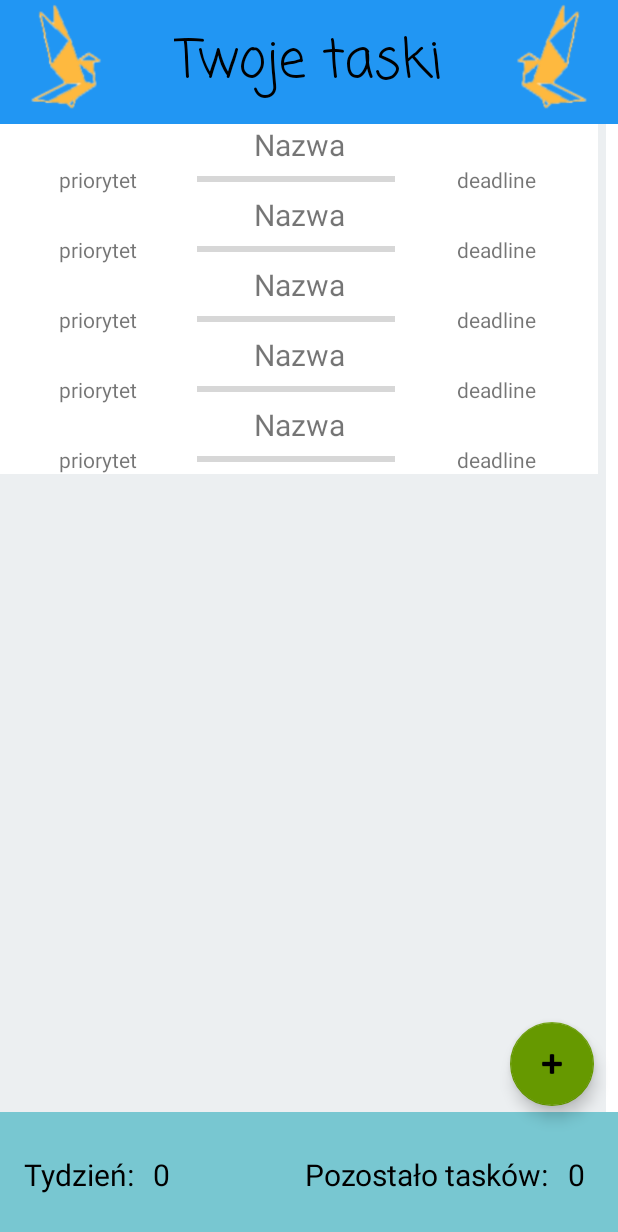
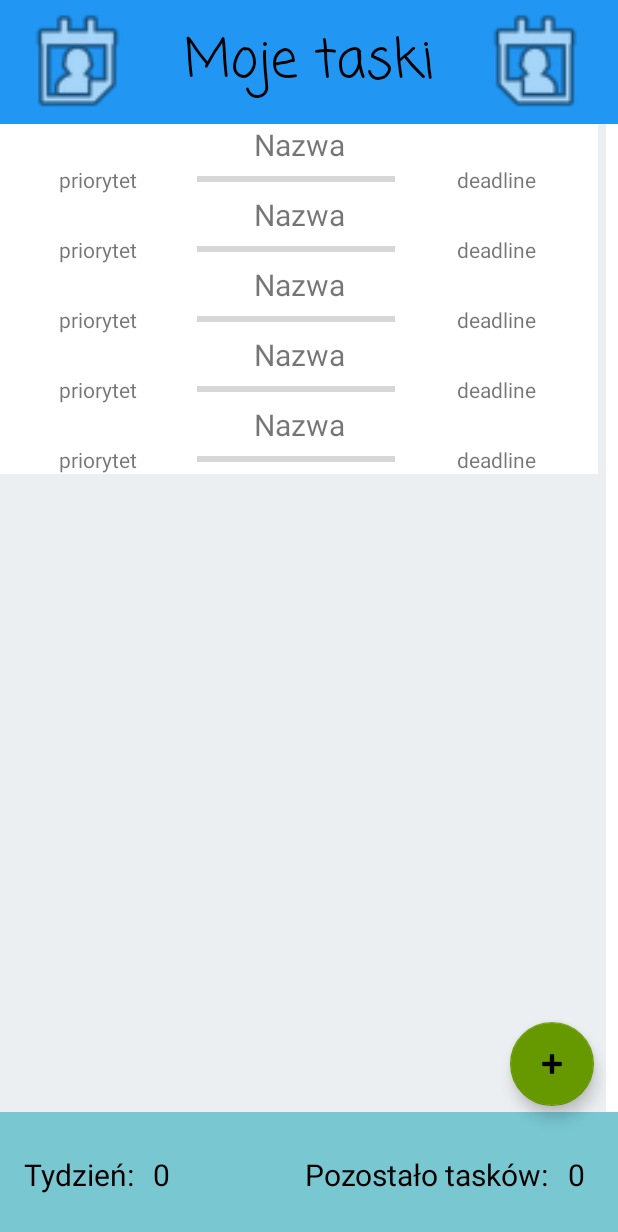
Before and after one commit to Sakurzasty/TaskManager, an Android app: the layout activity_main.xml on its own in the app's theme, with its tools: preview values and no code run, on a phone screen of 412 x 824 dp. Shown: the top 1232 px of the screen. Run offline under Robolectric (Android 15) with nearby library versions, the phone set to English and light mode, and no system bars.

```diff
--- a/app/src/main/AndroidManifest.xml
+++ b/app/src/main/AndroidManifest.xml
@@ -2,6 +2,7 @@
 <manifest xmlns:android="http://schemas.android.com/apk/res/android"
     package="pl.edu.pja.taskmanager">
 
+    <uses-permission android:name="android.permission.SEND_SMS"/>
     <application
         android:name=".App"
         android:allowBackup="true"
@@ -20,10 +21,10 @@
             </intent-filter>
         </activity>
         <activity
-            android:name=".activities.TaskActivity"
+            android:name=".activities.TaskNewFormActivity"
             android:parentActivityName=".activities.MainActivity" />
         <activity
-            android:name=".activities.TaskView"
+            android:name=".activities.TaskSummaryActivity"
             android:parentActivityName=".activities.MainActivity" />
     </application>
 
--- a/app/src/main/java/pl/edu/pja/taskmanager/activities/MainActivity.kt
+++ b/app/src/main/java/pl/edu/pja/taskmanager/activities/MainActivity.kt
@@ -41,7 +41,7 @@ class MainActivity : AppCompatActivity() {
             taskAdapter.setOnItemClickListener(object: TaskAdapter.onClickListener{
                 override fun onItemClick(position: Int) {
                     val task = taskAdapter.getTask(position)
-                    val intent = Intent(context, TaskView::class.java)
+                    val intent = Intent(context, TaskSummaryActivity::class.java)
                     intent.putExtra("id", task.id)
                     intent.putExtra("name", task.name)
                     intent.putExtra("priority", task.priority)
@@ -89,7 +89,7 @@ class MainActivity : AppCompatActivity() {
     private fun setupAddButton(){
         binding.addButton.setOnClickListener{
             startActivityForResult(
-                Intent(this, TaskActivity::class.java), REQUEST_TASK
+                Intent(this, TaskNewFormActivity::class.java), REQUEST_TASK
             )
         }
     }
--- a/app/src/main/java/pl/edu/pja/taskmanager/activities/TaskNewFormActivity.kt
+++ b/app/src/main/java/pl/edu/pja/taskmanager/activities/TaskNewFormActivity.kt
@@ -10,7 +10,7 @@ import pl.edu.pja.taskmanager.databinding.ActivityAddTaskBinding
 import pl.edu.pja.taskmanager.model.dto.TaskDTO
 import kotlin.concurrent.thread
 
-class TaskActivity : AppCompatActivity() {
+class TaskNewFormActivity : AppCompatActivity() {
     private val database by lazy {(application as App).database}
     private val binding by lazy {ActivityAddTaskBinding.inflate(layoutInflater)}
 
@@ -19,9 +19,6 @@ class TaskActivity : AppCompatActivity() {
         setContentView(binding.root)
         setupSaveButton()
         setupSeekBar()
-        //bo się gliczuje przy refreshowaniu...
-        binding.textViewProgress.text = "0%"
-        binding.progressBar.progress = 0
     }
 
     private fun setupSaveButton(){
--- a/app/src/main/res/layout/activity_add_task.xml
+++ b/app/src/main/res/layout/activity_add_task.xml
@@ -181,6 +181,7 @@
         android:backgroundTint="@color/colorPrimaryDark"
         app:layout_constraintBottom_toBottomOf="parent"
         app:layout_constraintEnd_toStartOf="@+id/guideline3"
+        app:layout_constraintHorizontal_bias="0.0"
         app:layout_constraintStart_toStartOf="@+id/guideline1"
         app:srcCompat="@android:drawable/ic_menu_save" />
 
--- a/app/src/main/res/layout/activity_main.xml
+++ b/app/src/main/res/layout/activity_main.xml
@@ -45,16 +45,29 @@
         app:layout_constraintTop_toTopOf="parent"
         app:layout_constraintVertical_bias="0.0">
 
+        <androidx.constraintlayout.widget.Guideline
+            android:id="@+id/guideline9"
+            android:layout_width="wrap_content"
+            android:layout_height="wrap_content"
+            android:orientation="vertical"
+            app:layout_constraintGuide_percent="0.75" />
+
+        <androidx.constraintlayout.widget.Guideline
+            android:id="@+id/guideline8"
+            android:layout_width="wrap_content"
+            android:layout_height="wrap_content"
+            android:orientation="vertical"
+            app:layout_constraintGuide_percent="0.25" />
+
         <ImageView
             android:id="@+id/img1"
-            android:layout_width="wrap_content"
-            android:layout_height="wrap_content"
-            android:layout_marginStart="8dp"
+            android:layout_width="0dp"
+            android:layout_height="0dp"
             app:layout_constraintBottom_toBottomOf="parent"
+            app:layout_constraintEnd_toStartOf="@+id/guideline8"
             app:layout_constraintStart_toStartOf="parent"
             app:layout_constraintTop_toTopOf="parent"
-            app:layout_constraintVertical_bias="0.0"
-            app:srcCompat="@drawable/logo" />
+            app:srcCompat="@android:drawable/ic_menu_my_calendar" />
 
         <TextView
             android:id="@+id/textView2"
@@ -71,15 +84,16 @@
 
         <ImageView
             android:id="@+id/img2"
-            android:layout_width="wrap_content"
-            android:layout_height="wrap_content"
+            android:layout_width="0dp"
+            android:layout_height="0dp"
             android:layout_marginEnd="8dp"
             android:rotationY="-180
 "
             app:layout_constraintBottom_toBottomOf="parent"
             app:layout_constraintEnd_toEndOf="parent"
+            app:layout_constraintStart_toStartOf="@+id/guideline9"
             app:layout_constraintTop_toTopOf="parent"
-            app:srcCompat="@drawable/logo" />
+            app:srcCompat="@android:drawable/ic_menu_my_calendar" />
 
     </androidx.constraintlayout.widget.ConstraintLayout>
 
@@ -149,16 +163,18 @@
         android:layout_width="0dp"
         android:layout_height="0dp"
         android:layout_marginEnd="8dp"
+        android:background="#ECEFF1"
         android:scrollbarAlwaysDrawVerticalTrack="true"
         android:scrollbarSize="5dp"
         android:scrollbarStyle="insideInset"
         android:scrollbarThumbVertical="@android:color/darker_gray"
         android:scrollbars="vertical"
-        android:background="#ECEFF1"
         app:layout_constraintBottom_toTopOf="@+id/guidelineV2"
         app:layout_constraintEnd_toEndOf="parent"
+        app:layout_constraintHorizontal_bias="1.0"
         app:layout_constraintStart_toStartOf="parent"
         app:layout_constraintTop_toTopOf="@+id/guidelineV1"
+        app:layout_constraintVertical_bias="0.0"
         tools:itemCount="5"
         tools:listitem="@layout/item" />
 
--- a/app/src/main/res/values/strings.xml
+++ b/app/src/main/res/values/strings.xml
@@ -2,5 +2,5 @@
     <string name="app_name">TaskManager</string>
     <string name="aktualne_zadania_do_wykonania">Moje zadania</string>
     <string name="dodaj_nowe_zadanie">Dodaj nowe zadanie</string>
-    <string name="birdy_ask">Twoje taski</string>
+    <string name="birdy_ask">Moje taski</string>
 </resources>
```
Also changed, not shown: app/src/main/java/pl/edu/pja/taskmanager/activities/TaskSummaryActivity.kt (+44 -1 lines), app/src/main/res/layout/activity_summary_task.xml (+62 -10 lines).
